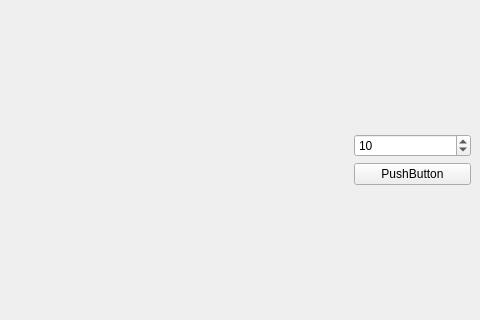
This is trade_monitor/trade_monitor/gapfill/gapfill_heatmap.ui in takkin-takilog/namake-trader as Qt 5 draws it before an edit; both pictures show x 412 to 892 and y 143 to 463 of the 892 by 696 pixel window. The edited form follows.
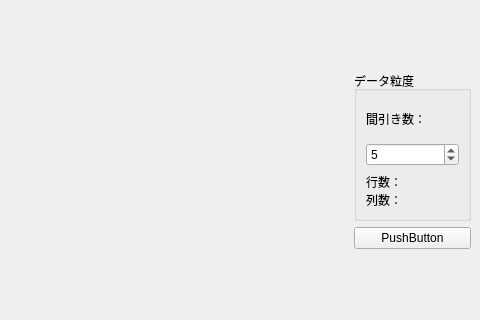
This is the edited form.

```diff
--- a/trade_monitor/trade_monitor/gapfill/gapfill_heatmap.ui
+++ b/trade_monitor/trade_monitor/gapfill/gapfill_heatmap.ui
@@ -63,13 +63,43 @@
        </spacer>
       </item>
       <item>
-       <widget class="QSpinBox" name="spinBox_ThinOut">
-        <property name="maximum">
-         <number>20</number>
+       <widget class="QGroupBox" name="groupBox">
+        <property name="minimumSize">
+         <size>
+          <width>0</width>
+          <height>150</height>
+         </size>
         </property>
-        <property name="value">
-         <number>10</number>
+        <property name="title">
+         <string>データ粒度</string>
         </property>
+        <layout class="QVBoxLayout" name="verticalLayout_2">
+         <item>
+          <widget class="QLabel" name="label">
+           <property name="text">
+            <string>間引き数：</string>
+           </property>
+          </widget>
+         </item>
+         <item>
+          <widget class="QSpinBox" name="spinBox_ThinOut">
+           <property name="maximum">
+            <number>20</number>
+           </property>
+           <property name="value">
+            <number>5</number>
+           </property>
+          </widget>
+         </item>
+         <item>
+          <widget class="QLabel" name="label_Roughness">
+           <property name="text">
+            <string>行数：
+列数：</string>
+           </property>
+          </widget>
+         </item>
+        </layout>
        </widget>
       </item>
       <item>
```
